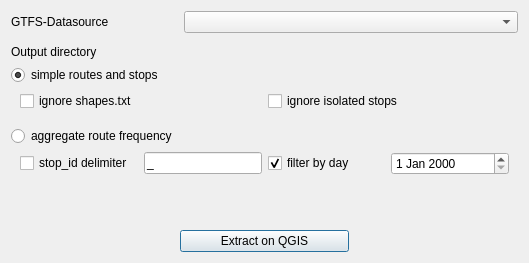
This is gtfs_go_dialog_base.ui in MIERUNE/GTFS-GO as Qt 5 draws it before an edit. The edited form follows.
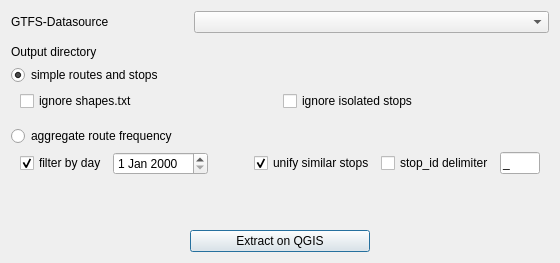
This is the edited form. Custom widgets are drawn as their Qt base class.

Commit message: add no stop-unifying mode

Patch:
```diff
--- a/gtfs_go_dialog_base.ui
+++ b/gtfs_go_dialog_base.ui
@@ -6,7 +6,7 @@
    <rect>
     <x>0</x>
     <y>0</y>
-    <width>529</width>
+    <width>543</width>
     <height>263</height>
    </rect>
   </property>
@@ -174,8 +174,72 @@
       </property>
       <item>
        <layout class="QHBoxLayout" name="horizontalLayout_6">
+        <item>
+         <widget class="QCheckBox" name="filterByDateCheckBox">
+          <property name="sizePolicy">
+           <sizepolicy hsizetype="Preferred" vsizetype="Fixed">
+            <horstretch>0</horstretch>
+            <verstretch>0</verstretch>
+           </sizepolicy>
+          </property>
+          <property name="text">
+           <string>filter by day</string>
+          </property>
+          <property name="checked">
+           <bool>true</bool>
+          </property>
+         </widget>
+        </item>
+        <item>
+         <widget class="QDateEdit" name="filterByDateDateEdit">
+          <property name="sizePolicy">
+           <sizepolicy hsizetype="Minimum" vsizetype="Fixed">
+            <horstretch>0</horstretch>
+            <verstretch>0</verstretch>
+           </sizepolicy>
+          </property>
+         </widget>
+        </item>
+        <item>
+         <spacer name="horizontalSpacer_3">
+          <property name="orientation">
+           <enum>Qt::Horizontal</enum>
+          </property>
+          <property name="sizeType">
+           <enum>QSizePolicy::Fixed</enum>
+          </property>
+          <property name="sizeHint" stdset="0">
+           <size>
+            <width>40</width>
+            <height>20</height>
+           </size>
+          </property>
+         </spacer>
+        </item>
+        <item>
+         <widget class="QCheckBox" name="unifyCheckBox">
+          <property name="sizePolicy">
+           <sizepolicy hsizetype="Preferred" vsizetype="Fixed">
+            <horstretch>0</horstretch>
+            <verstretch>0</verstretch>
+           </sizepolicy>
+          </property>
+          <property name="text">
+           <string>unify similar stops</string>
+          </property>
+          <property name="checked">
+           <bool>true</bool>
+          </property>
+         </widget>
+        </item>
         <item>
          <widget class="QCheckBox" name="delimiterCheckBox">
+          <property name="sizePolicy">
+           <sizepolicy hsizetype="Preferred" vsizetype="Fixed">
+            <horstretch>0</horstretch>
+            <verstretch>0</verstretch>
+           </sizepolicy>
+          </property>
           <property name="text">
            <string>stop_id delimiter</string>
           </property>
@@ -189,6 +253,12 @@
             <verstretch>0</verstretch>
            </sizepolicy>
           </property>
+          <property name="maximumSize">
+           <size>
+            <width>40</width>
+            <height>16777215</height>
+           </size>
+          </property>
           <property name="text">
            <string>_</string>
           </property>
@@ -197,32 +267,6 @@
           </property>
          </widget>
         </item>
-        <item>
-         <widget class="QCheckBox" name="filterByDateCheckBox">
-          <property name="sizePolicy">
-           <sizepolicy hsizetype="Minimum" vsizetype="Fixed">
-            <horstretch>0</horstretch>
-            <verstretch>0</verstretch>
-           </sizepolicy>
-          </property>
-          <property name="text">
-           <string>filter by day</string>
-          </property>
-          <property name="checked">
-           <bool>true</bool>
-          </property>
-         </widget>
-        </item>
-        <item>
-         <widget class="QDateEdit" name="filterByDateDateEdit">
-          <property name="sizePolicy">
-           <sizepolicy hsizetype="Minimum" vsizetype="Fixed">
-            <horstretch>0</horstretch>
-            <verstretch>0</verstretch>
-           </sizepolicy>
-          </property>
-         </widget>
-        </item>
        </layout>
       </item>
      </layout>
```
The commit also changes 2 other files.
